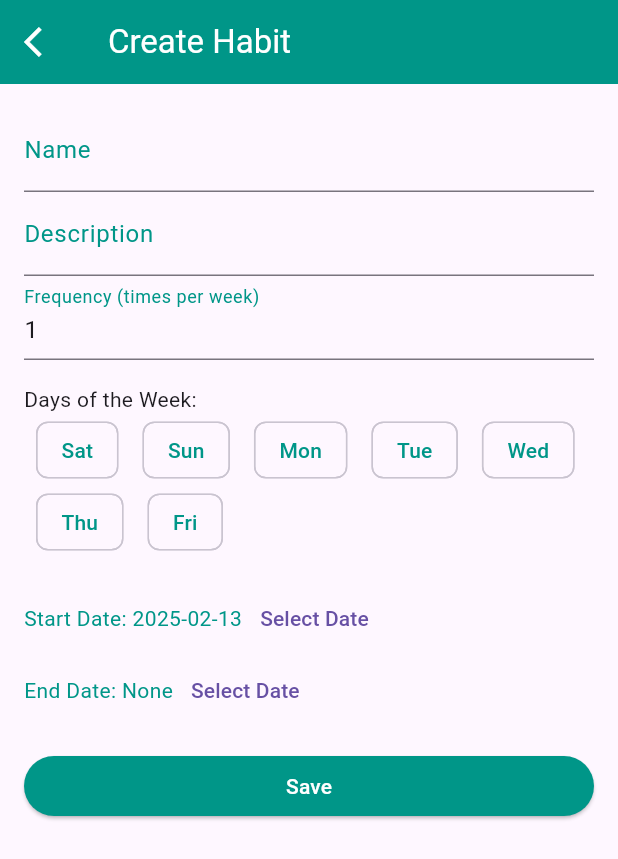
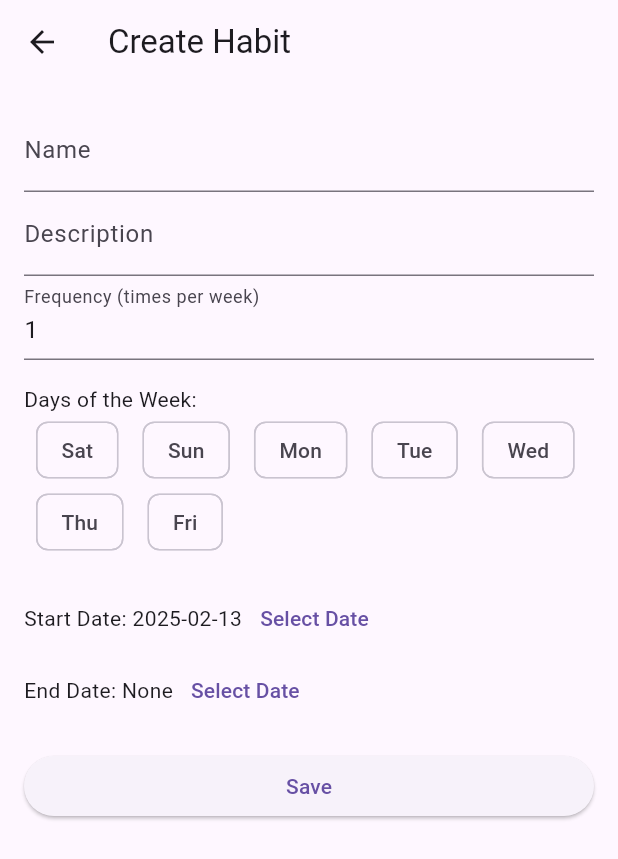
Before and after one commit to didierganthier/habit_tracker_2, a Flutter app: the screen it shows after launch, after a tap on the "add" icon, on a phone screen of 412 x 824 dp. Shown: the top 859 px of the screen. Run offline on Flutter 3.47's test engine with Material 3 defaults, Android fonts, the phone set to English and light mode, and no system bars; our stand-ins replace sqflite; accounts and stored records are empty.

Commit message:
Add current streak calculation to HabitProvider and simplify UI components

```diff
--- a/lib/models/habit.dart
+++ b/lib/models/habit.dart
@@ -1,4 +1,3 @@
-// ignore_for_file: public_member_api_docs, sort_constructors_first
 import 'package:intl/intl.dart';
 
 class Habit {
--- a/lib/screens/habit_detail_screen.dart
+++ b/lib/screens/habit_detail_screen.dart
@@ -65,17 +65,7 @@ class _HabitDetailScreenState extends State<HabitDetailScreen> {
   Widget build(BuildContext context) {
     return Scaffold(
       appBar: AppBar(
-        leading: IconButton(
-          icon: const Icon(Icons.arrow_back_ios, color: Colors.white),
-          onPressed: () {
-            Navigator.pop(context);
-          },
-        ),
-        title: Text(
-          widget.habit.id == null ? 'Create Habit' : 'Edit Habit',
-          style: const TextStyle(color: Colors.white),
-        ),
-        backgroundColor: Colors.teal,
+        title: Text(widget.habit.id == null ? 'Create Habit' : 'Edit Habit'),
       ),
       body: Padding(
         padding: const EdgeInsets.all(16.0),
@@ -85,13 +75,7 @@ class _HabitDetailScreenState extends State<HabitDetailScreen> {
             children: <Widget>[
               TextFormField(
                 controller: _nameController,
-                decoration: const InputDecoration(
-                  labelText: 'Name',
-                  labelStyle: TextStyle(color: Colors.teal),
-                  focusedBorder: UnderlineInputBorder(
-                    borderSide: BorderSide(color: Colors.teal),
-                  ),
-                ),
+                decoration: const InputDecoration(labelText: 'Name'),
                 validator: (value) {
                   if (value == null || value.isEmpty) {
                     return 'Please enter a name';
@@ -101,13 +85,7 @@ class _HabitDetailScreenState extends State<HabitDetailScreen> {
               ),
               TextFormField(
                 controller: _descriptionController,
-                decoration: const InputDecoration(
-                  labelText: 'Description',
-                  labelStyle: TextStyle(color: Colors.teal),
-                  focusedBorder: UnderlineInputBorder(
-                    borderSide: BorderSide(color: Colors.teal),
-                  ),
-                ),
+                decoration: const InputDecoration(labelText: 'Description'),
                 validator: (value) {
                   if (value == null || value.isEmpty) {
                     return 'Please enter a description';
@@ -118,12 +96,7 @@ class _HabitDetailScreenState extends State<HabitDetailScreen> {
               TextFormField(
                 controller: _frequencyController,
                 decoration: const InputDecoration(
-                  labelText: 'Frequency (times per week)',
-                  labelStyle: TextStyle(color: Colors.teal),
-                  focusedBorder: UnderlineInputBorder(
-                    borderSide: BorderSide(color: Colors.teal),
-                  ),
-                ),
+                    labelText: 'Frequency (times per week)'),
                 keyboardType: TextInputType.number,
                 validator: (value) {
                   if (value == null || value.isEmpty) {
@@ -142,15 +115,9 @@ class _HabitDetailScreenState extends State<HabitDetailScreen> {
                   return Padding(
                     padding: const EdgeInsets.symmetric(horizontal: 8.0),
                     child: ChoiceChip(
-                      label: Text(
-                        DateFormat('E').format(DateTime(0, 1, index + 1)),
-                        style: TextStyle(
-                          color:
-                              _daysOfWeek[index] ? Colors.white : Colors.teal,
-                        ),
-                      ),
+                      label: Text(DateFormat('E').format(
+                          DateTime(0, 1, index + 1))), // Sun, Mon, Tue, etc.
                       selected: _daysOfWeek[index],
-                      selectedColor: Colors.teal,
                       onSelected: (bool selected) {
                         setState(() {
                           _daysOfWeek[index] = selected;
@@ -164,9 +131,7 @@ class _HabitDetailScreenState extends State<HabitDetailScreen> {
               Row(
                 children: <Widget>[
                   Text(
-                    'Start Date: ${DateFormat('yyyy-MM-dd').format(_startDate)}',
-                    style: const TextStyle(color: Colors.teal),
-                  ),
+                      'Start Date: ${DateFormat('yyyy-MM-dd').format(_startDate)}'),
                   TextButton(
                     onPressed: () => _selectDate(context, true),
                     child: const Text('Select Date'),
@@ -176,9 +141,7 @@ class _HabitDetailScreenState extends State<HabitDetailScreen> {
               Row(
                 children: <Widget>[
                   Text(
-                    'End Date: ${_endDate != null ? DateFormat('yyyy-MM-dd').format(_endDate!) : 'None'}',
-                    style: const TextStyle(color: Colors.teal),
-                  ),
+                      'End Date: ${_endDate != null ? DateFormat('yyyy-MM-dd').format(_endDate!) : 'None'}'),
                   TextButton(
                     onPressed: () => _selectDate(context, false),
                     child: const Text('Select Date'),
@@ -209,16 +172,11 @@ class _HabitDetailScreenState extends State<HabitDetailScreen> {
                       Navigator.pop(context);
                     }
                   },
-                  style: ElevatedButton.styleFrom(
-                    backgroundColor: Colors.teal,
-                  ),
-                  child: const Text(
-                    'Save',
-                    style: TextStyle(color: Colors.white),
-                  ),
+                  child: const Text('Save'),
                 ),
               ),
-              if (widget.habit.id != null)
+              if (widget.habit.id !=
+                  null) // Only show delete button when editing existing habit
                 Padding(
                   padding: const EdgeInsets.symmetric(vertical: 8.0),
                   child: ElevatedButton(
--- a/lib/screens/habit_list_screen.dart
+++ b/lib/screens/habit_list_screen.dart
@@ -24,11 +24,7 @@ class _HabitListScreenState extends State<HabitListScreen> {
   Widget build(BuildContext context) {
     return Scaffold(
       appBar: AppBar(
-        title: const Text(
-          'Habit Tracker',
-          style: TextStyle(color: Colors.white),
-        ),
-        backgroundColor: Colors.teal,
+        title: const Text('Habit Tracker'),
       ),
       body: Consumer<HabitProvider>(
         builder: (context, habitProvider, child) {
@@ -43,7 +39,6 @@ class _HabitListScreenState extends State<HabitListScreen> {
             itemBuilder: (context, index) {
               final habit = habitProvider.habits[index];
               return Card(
-                color: Colors.teal[50],
                 margin: const EdgeInsets.all(8.0),
                 child: Padding(
                   padding: const EdgeInsets.all(8.0),
@@ -55,7 +50,6 @@ class _HabitListScreenState extends State<HabitListScreen> {
                         style: const TextStyle(
                           fontSize: 18,
                           fontWeight: FontWeight.bold,
-                          color: Colors.teal,
                         ),
                       ),
                       Text(habit.description),
@@ -75,11 +69,22 @@ class _HabitListScreenState extends State<HabitListScreen> {
                               );
                             },
                             child: const Text('Edit'),
-                            style: TextButton.styleFrom(
-                              foregroundColor: Colors.teal,
-                            ),
                           ),
                         ],
+                      ),
+                      FutureBuilder<int>(
+                        future: habitProvider.calculateCurrentStreak(habit.id!),
+                        builder: (context, snapshot) {
+                          if (snapshot.connectionState ==
+                              ConnectionState.waiting) {
+                            return const CircularProgressIndicator();
+                          } else if (snapshot.hasError) {
+                            return Text('Error: ${snapshot.error}');
+                          } else {
+                            final streak = snapshot.data ?? 0;
+                            return Text('Current Streak: $streak days');
+                          }
+                        },
                       ),
                       const Divider(),
                       Row(
@@ -112,7 +117,6 @@ class _HabitListScreenState extends State<HabitListScreen> {
                                             }
                                           : null, // Disable the button
                                       visualDensity: VisualDensity.compact,
-                                      activeColor: Colors.teal,
                                     ),
                                   ],
                                 );
@@ -154,7 +158,6 @@ class _HabitListScreenState extends State<HabitListScreen> {
           );
         },
         child: const Icon(Icons.add),
-        backgroundColor: Colors.teal,
       ),
     );
   }
```
Also changed, not shown: lib/providers/habit_provider.dart (+18 -0 lines).
